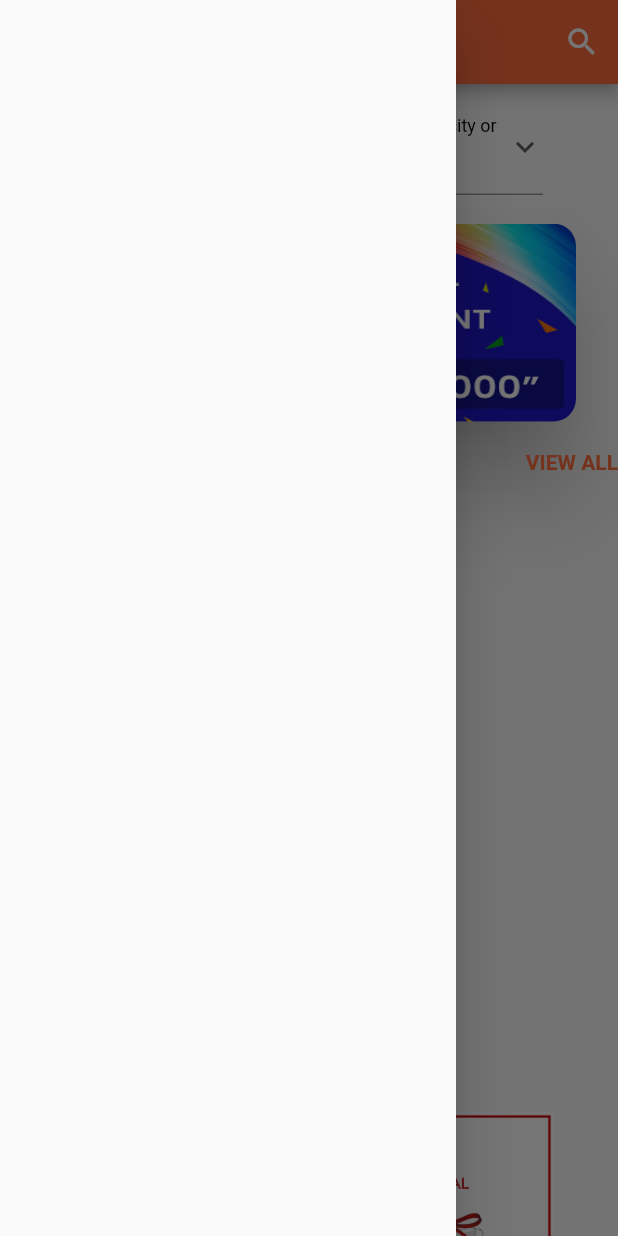
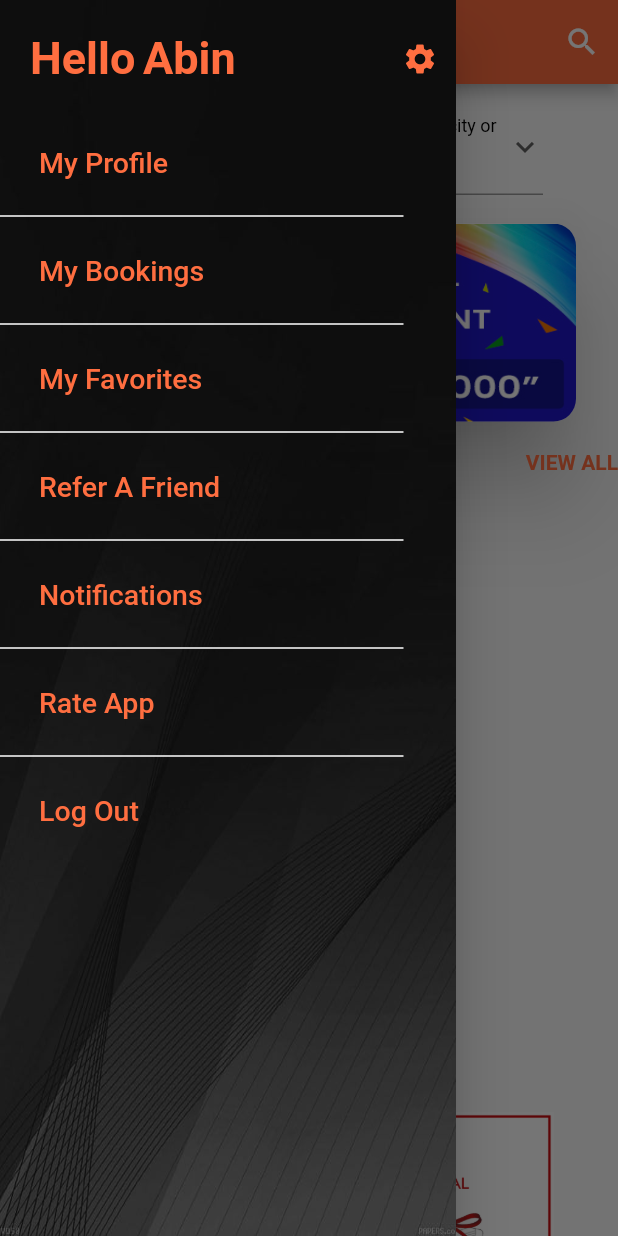
Before and after one commit to amalbs1/eshoppy, a Flutter app: the Homepage screen opened directly, with the side drawer open, on a phone screen of 412 x 824 dp. Run offline on Flutter 3.47's test engine with Material 2 defaults, Android fonts, the phone set to English and light mode, and no system bars; our stand-ins replace dio, motion_toast, shared_preferences; accounts and stored records are empty; network calls fail.

Commit message:
21/11/23

```diff
--- a/lib/home.dart
+++ b/lib/home.dart
@@ -2,13 +2,17 @@ import 'dart:convert';
 
 import 'package:dio/dio.dart';
 import 'package:eshoppieamal/api/api.dart';
+import 'package:eshoppieamal/loginregister/loginpage.dart';
 import 'package:eshoppieamal/model/productmodel.dart';
 import 'package:eshoppieamal/model/registermodel.dart';
+import 'package:eshoppieamal/profile.dart';
+import 'package:eshoppieamal/second.dart';
 import 'package:eshoppieamal/shoppingpage.dart';
 import 'package:flutter/material.dart';
 
 class Homepage extends StatefulWidget {
-  const Homepage({super.key});
+
+   Homepage({super.key});
 
   @override
   State<Homepage> createState() => _HomepageState();
@@ -30,11 +34,137 @@ class _HomepageState extends State<Homepage> {
   Widget build(BuildContext context) {
     return Scaffold(
       drawer: Drawer(
-        child: ListView(
-          children: [
+        child: Container(
+          decoration: BoxDecoration(
+            image: DecorationImage(image: AssetImage("assets/images/drwer.jpeg"),fit: BoxFit.fill)
+          ),
+          child: ListView(
+            children: [
+              SizedBox(height: 15,),
+              Padding(
+                padding: const EdgeInsets.only(left: 20),
+                child: Row(mainAxisAlignment: MainAxisAlignment.spaceBetween,
+                  children: [
+                    Row(
+                      children: [
+                        Text("Hello",style: TextStyle(color: Colors.deepOrangeAccent,fontSize: 30,fontWeight: FontWeight.bold),),
+                        SizedBox(width: 5,),
+                        Text("Abin",style: TextStyle(color: Colors.deepOrangeAccent,fontSize: 30,fontWeight: FontWeight.bold),),
+                      ],
+                    ),
+                    IconButton(onPressed: (){}, icon: Icon(Icons.settings,color: Colors.deepOrangeAccent,))
+                  ],
+                ),
+              ),
+              SizedBox(height: 17,),
+              Padding(
+                padding: const EdgeInsets.only(left: 10),
+                child: ListTile(
+                  title: Text("My Profile",style: TextStyle(color: Colors.deepOrangeAccent,fontSize: 19),),
+                  onTap: (){
 
-          ],
-        ),
+                  },
+                ),
+              ),
+              Padding(
+                padding: const EdgeInsets.only(right: 35),
+                child: Divider(
+                  color: Colors.white,thickness: 1,
+                ),
+              ),
+               Padding(
+                padding: const EdgeInsets.only(left: 10),
+                child: ListTile(
+                  title: Text("My Bookings",style: TextStyle(color: Colors.deepOrangeAccent,fontSize: 19),),
+                  onTap: (){
+
+                  },
+                ),
+              ),
+              Padding(
+                padding: const EdgeInsets.only(right: 35),
+                child: Divider(
+                  color: Colors.white,thickness: 1,
+                ),
+              ),
+                Padding(
+                padding: const EdgeInsets.only(left: 10),
+                child: ListTile(
+                  title: Text("My Favorites",style: TextStyle(color: Colors.deepOrangeAccent,fontSize: 19),),
+                  onTap: (){
+
+                  },
+                ),
+              ),
+               Padding(
+                padding: const EdgeInsets.only(right: 35),
+                child: Divider(
+                  color: Colors.white,thickness: 1,
+                ),
+              ),
+                Padding(
+                padding: const EdgeInsets.only(left: 10),
+                child: ListTile(
+                  title: Text("Refer A Friend",style: TextStyle(color: Colors.deepOrangeAccent,fontSize: 19),),
+                  onTap: (){
+
+                  },
+                ),
+              ),
+              Padding(
+                padding: const EdgeInsets.only(right: 35),
+                child: Divider(
+                  color: Colors.white,thickness: 1,
+                ),
+              ),
+
+              Padding(
+                padding: const EdgeInsets.only(left: 10),
+                child: ListTile(
+                  title: Text("Notifications",style: TextStyle(color: Colors.deepOrangeAccent,fontSize: 19),),
+                  onTap: (){
+
+                  },
+                ),
+              ),
+              Padding(
+                padding: const EdgeInsets.only(right: 35),
+                child: Divider(
+                  color: Colors.white,thickness: 1,
+                ),
+              ),
+
+
+               Padding(
+                padding: const EdgeInsets.only(left: 10),
+                child: ListTile(
+                  title: Text("Rate App",style: TextStyle(color: Colors.deepOrangeAccent,fontSize: 19),),
+                  onTap: (){
+
+                  },
+                ),
+              ),
+                Padding(
+                padding: const EdgeInsets.only(right: 35),
+                child: Divider(
+                  color: Colors.white,thickness: 1,
+                ),
+              ),
+
+               Padding(
+                padding: const EdgeInsets.only(left: 10),
+                child: ListTile(
+                  title: Text("Log Out",style: TextStyle(color: Colors.deepOrangeAccent,fontSize: 19),),
+                  onTap: (){
+              Navigator.push(context, MaterialPageRoute(builder: (context) =>Secondpage() ,));
+                  },
+                ),
+              ),
+
+
+            ],
+          ),
+        )
       ),
       appBar: AppBar(
         backgroundColor: Colors.deepOrangeAccent,
--- a/lib/itemsdetails.dart
+++ b/lib/itemsdetails.dart
@@ -262,7 +262,7 @@ SizedBox(height: 17,),
 
         Row(mainAxisAlignment: MainAxisAlignment.spaceBetween,
           children: [
-            Text("Review (18)",style: TextStyle(fontWeight: FontWeight.bold,fontSize: 17)),
+            Text("Reviews",style: TextStyle(fontWeight: FontWeight.bold,fontSize: 17)),
             InkWell(
               onTap: () {
                 Navigator.push(context, MaterialPageRoute(builder: (context) => Reviewpage(),));
--- a/lib/second.dart
+++ b/lib/second.dart
@@ -1,5 +1,5 @@
 import 'package:eshoppieamal/loginregister/loginpage.dart';
-import 'package:eshoppieamal/loginregister/registrationpag.dart';
+import 'package:eshoppieamal/registrationpag.dart';
 import 'package:flutter/material.dart';
 
 class Secondpage extends StatefulWidget {
--- a/pubspec.yaml
+++ b/pubspec.yaml
@@ -37,6 +37,7 @@ dependencies:
   cupertino_icons: ^1.0.2
   motion_toast: ^2.7.9
   dio: ^5.3.3
+  shared_preferences: ^2.2.2
 
 dev_dependencies:
   flutter_test:
```
Also changed, not shown: lib/loginregister/loginpage.dart (+22 -2 lines), lib/profile.dart (+9 -1 lines), lib/registrationpag.dart (renamed from lib/loginregister/registrationpag.dart, +12 -1 lines), pubspec.lock, 1 other file.
